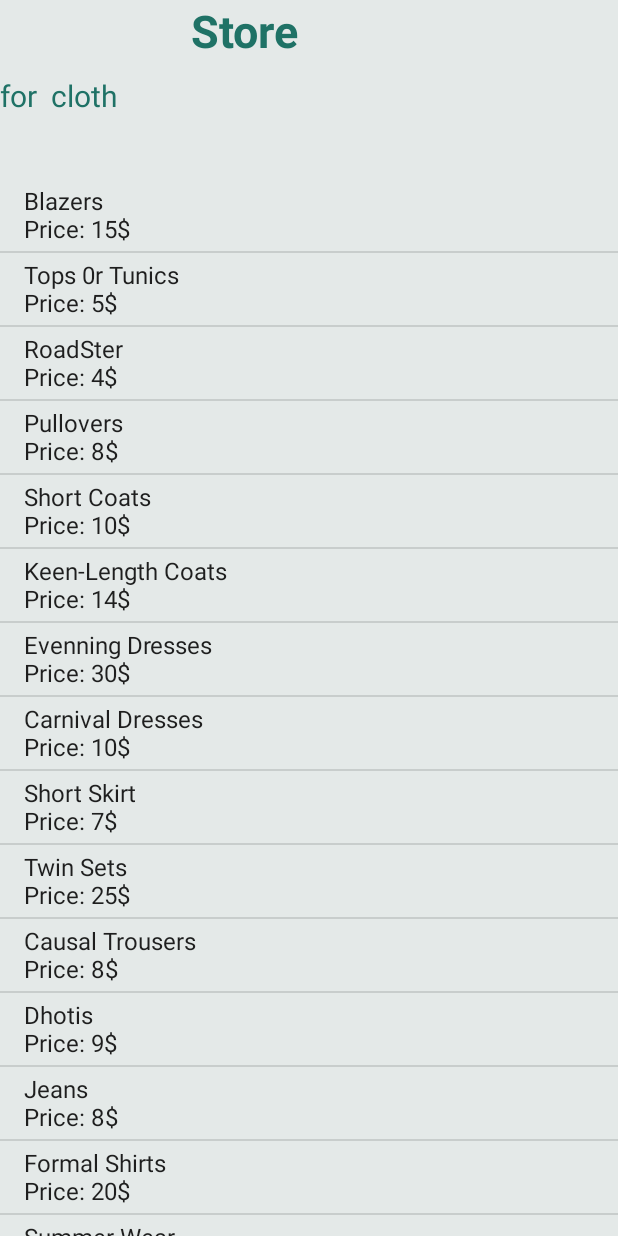
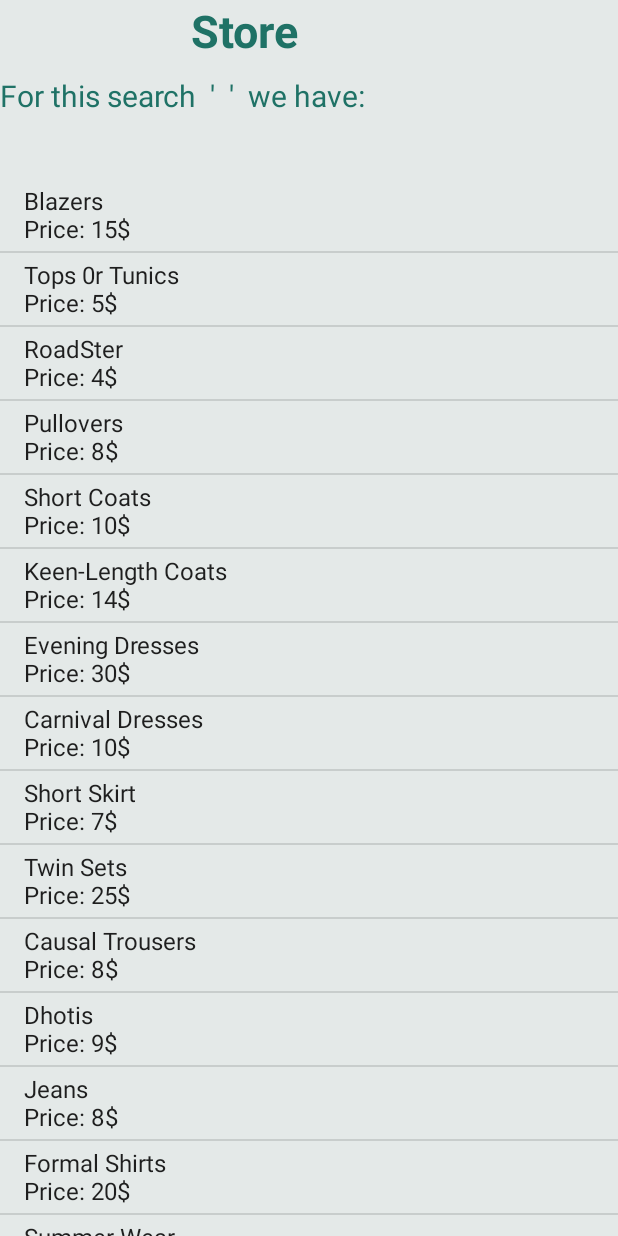
Before and after one commit to Sangwa-C/Sangwa_Sytles, an Android app: the screen it shows after launch (ClothesActivity), after a tap on "STORE", on a phone screen of 412 x 824 dp. Run offline under Robolectric (Android 15) with nearby library versions, the phone set to English and light mode, and no system bars; our stand-ins replace ButterKnife; Roboto replaces fonts that are not available here.

Commit message:
corrected some the spelling mistakes

```diff
--- a/app/src/main/java/com/chel/sangwa_sytles/ClothesActivity.java
+++ b/app/src/main/java/com/chel/sangwa_sytles/ClothesActivity.java
@@ -22,7 +22,7 @@ public class ClothesActivity extends AppCompatActivity {
 
     private String[] clothes = new String[] {"Blazers", "Tops 0r Tunics",
             "RoadSter", "Pullovers", "Short Coats", "Keen-Length Coats",
-            "Evenning Dresses", "Carnival Dresses", "Short Skirt", "Twin Sets",
+            "Evening Dresses", "Carnival Dresses", "Short Skirt", "Twin Sets",
             "Causal Trousers", "Dhotis", "Jeans",
             "Formal Shirts", "Summer Wear"};
 
@@ -42,8 +42,8 @@ public class ClothesActivity extends AppCompatActivity {
 
         String clothType = cheHome.getStringExtra("clothType");
 
+        sangwa_stylesArrayAdapter cece = new sangwa_stylesArrayAdapter(this, android.R.layout.simple_list_item_1, clothes, prices);
 
-        sangwa_stylesArrayAdapter cece = new sangwa_stylesArrayAdapter(this, android.R.layout.simple_list_item_1, clothes, prices);
         mClothList.setAdapter(cece);
         mClothList.setOnItemClickListener(new AdapterView.OnItemClickListener(){
             @Override
@@ -52,7 +52,7 @@ public class ClothesActivity extends AppCompatActivity {
                 Toast.makeText(ClothesActivity.this, clothes, Toast.LENGTH_LONG).show();
             }
         });
-        mClothesTextView.setText("for " +clothType + " cloth");
+        mClothesTextView.setText("For this search "  + " ' "  + clothType   + " ' " + " we have: ");
     }
 
 
```
